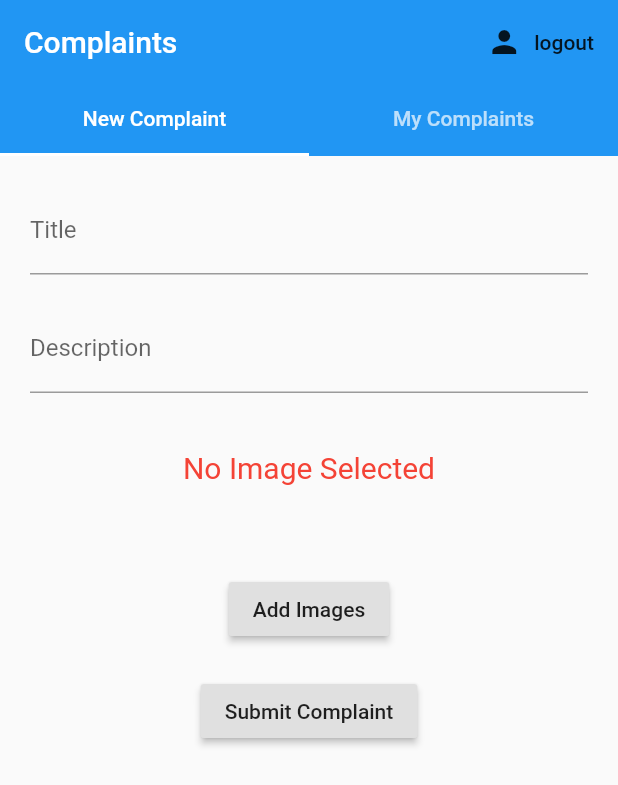
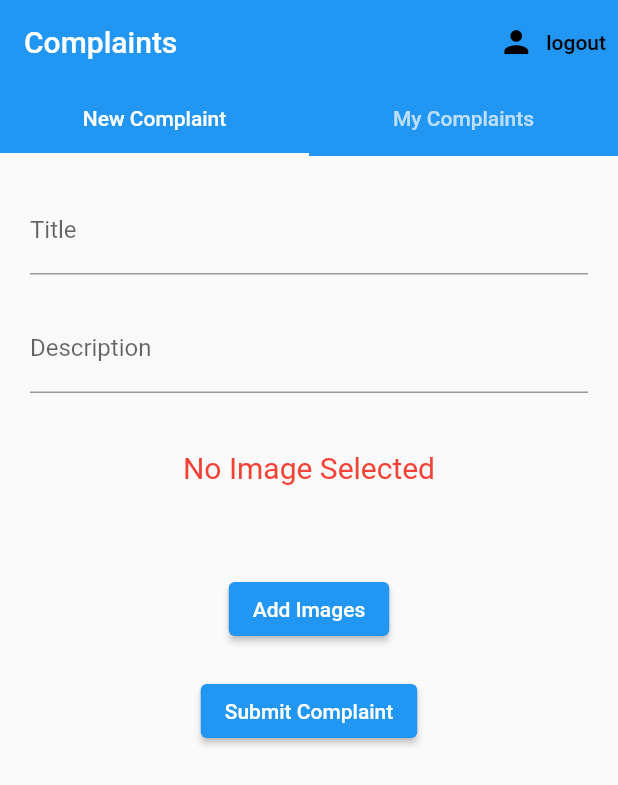
Before and after one commit to kalashjain001/cfi_complaints_app, a Flutter app: the screen it shows once a user with an empty profile is signed in, after a tap on "Add Images", on a phone screen of 412 x 824 dp. Shown: the top 785 px of the screen. Run offline on Flutter 3.47's test engine with Material 2 defaults, Android fonts, the phone set to English and light mode, and no system bars; our stand-ins replace cloud_firestore, firebase_auth, firebase_storage, flutter_spinkit, fluttertoast; missing offline and left inert: multi_image_picker; accounts and stored records are empty.

Commit message:
Updated Outdated Code

```diff
--- a/lib/main.dart
+++ b/lib/main.dart
@@ -1,4 +1,3 @@
-import 'package:cfi_complaints_app/screens/home/newComplaint.dart';
 import 'package:cfi_complaints_app/services/auth.dart';
 import 'package:flutter/material.dart';
 import 'package:provider/provider.dart';
@@ -22,13 +21,3 @@ class MyApp extends StatelessWidget {
     );
   }
 }
-/*
-class MyApp extends StatelessWidget{
-  @override
-  Widget build(BuildContext context) {
-    return MaterialApp(
-      debugShowCheckedModeBanner: false,
-      home: CompForm(),
-    );
-  }
-}*/
--- a/lib/screens/authenticate/register.dart
+++ b/lib/screens/authenticate/register.dart
@@ -35,9 +35,14 @@ class _RegisterState extends State<Register> {
         elevation: 0.0,
         title: Text('Sign Up'),
         actions: <Widget>[
-          FlatButton.icon(
-            icon: Icon(Icons.person),
-            label: Text('Sign In'),
+          TextButton.icon(
+            icon: Icon(Icons.person, color: Colors.black,),
+            label: Text(
+              'Sign In',
+              style: TextStyle(
+                color: Colors.black
+              ),
+            ),
             onPressed: (){
               widget.toggleView();
             },
@@ -76,8 +81,10 @@ class _RegisterState extends State<Register> {
                   obscureText: true,
                 ),
                 SizedBox(height: 20.0),
-                RaisedButton(
-                  color: Colors.pink[400],
+                ElevatedButton(
+                  style: ButtonStyle(
+                    backgroundColor: MaterialStateProperty.all<Color>(Colors.pink[400]),
+                  ),
                   child: Text(
                     'Register',
                     style: TextStyle(color: Colors.white),
--- a/lib/screens/authenticate/sign_in.dart
+++ b/lib/screens/authenticate/sign_in.dart
@@ -33,9 +33,14 @@ class _SignInState extends State<SignIn> {
         elevation: 0.0,
         title: Text('Sign In'),
         actions: <Widget>[
-          FlatButton.icon(
-            icon: Icon(Icons.person),
-            label: Text('Register'),
+          TextButton.icon(
+            icon: Icon(Icons.person, color: Colors.black,),
+            label: Text(
+              'Register',
+              style: TextStyle(
+                color: Colors.black
+              ),
+            ),
             onPressed: (){
               widget.toggleView();
             },
@@ -71,11 +76,13 @@ class _SignInState extends State<SignIn> {
                     });
                   },
                   obscureText: true,
-                  validator: (val) => val.length < 6 ? 'Enter a password 8+ chars long' : null,
+                  validator: (val) => val.length < 8 ? 'Enter a password 8+ chars long' : null,
                 ),
                 SizedBox(height: 20.0),
-                RaisedButton(
-                  color: Colors.pink[400],
+                ElevatedButton(
+                  style: ButtonStyle(
+                    backgroundColor: MaterialStateProperty.all<Color>(Colors.pink[400]),
+                  ),
                   child: Text(
                     'Sign In',
                     style: TextStyle(color: Colors.white),
--- a/lib/screens/home/home.dart
+++ b/lib/screens/home/home.dart
@@ -33,12 +33,15 @@ class Home extends StatelessWidget {
             ),
             elevation: 0.0,
             actions: <Widget>[
-              FlatButton.icon(
+              TextButton.icon(
                   onPressed: () async {
                     await _auth.signOut();
                   },
-                  icon: Icon(Icons.person),
-                  label: Text('logout'))
+                  icon: Icon(Icons.person, color: Colors.black,),
+                  label: Text(
+                    'logout',
+                    style: TextStyle(color: Colors.black),
+                  ))
             ],
           ),
           body: TabBarView(
--- a/lib/screens/home/myComplaintsList.dart
+++ b/lib/screens/home/myComplaintsList.dart
@@ -53,14 +53,14 @@ class _ComplaintsListState extends State<ComplaintsList> {
                               return AlertDialog(
                                 title: Text('Delete Complaint?'),
                                 actions: <Widget>[
-                                  FlatButton(
+                                  TextButton(
                                     child: Text('Yes'),
                                     onPressed: () async {
                                       Navigator.pop(context);
                                       await db.deleteComplaint(complaint);
                                     },
                                   ),
-                                  FlatButton(
+                                  TextButton(
                                     child: Text('Cancel'),
                                     onPressed: () {
                                       Navigator.pop(context);
--- a/lib/screens/home/newComplaint.dart
+++ b/lib/screens/home/newComplaint.dart
@@ -15,13 +15,13 @@ class NewComplaint extends StatefulWidget {
 }
 
 class _NewComplaintState extends State<NewComplaint> {
-  List<Asset> images = List<Asset>();
+  List<Asset> images = [];
   String _error = 'No Image Added yet';
   final compTitle = TextEditingController();
   final compDescription = TextEditingController();
   int i;
   int complaintCount;
-  List<String> downloadUrl = List<String>();
+  List<String> downloadUrl = [];
   bool loading = false;
   String process = 'Submitting Complaint...';
 
@@ -75,7 +75,7 @@ class _NewComplaintState extends State<NewComplaint> {
           height: 20,
         ),
         Center(
-          child: RaisedButton(
+          child: ElevatedButton(
             child: Text('Add Images'),
             onPressed: loadAssets,
           ),
@@ -84,7 +84,7 @@ class _NewComplaintState extends State<NewComplaint> {
           height: 20,
         ),
         Center(
-          child: RaisedButton(
+          child: ElevatedButton(
             child: Text('Submit Complaint'),
             onPressed: () => submitComp(db, user.uid),
           ),
@@ -114,7 +114,7 @@ class _NewComplaintState extends State<NewComplaint> {
   }
 
   Future<void> loadAssets() async {
-    List<Asset> resultList = List<Asset>();
+    List<Asset> resultList = [];
     String error = 'No Image Selected';
 
     try {
--- a/lib/screens/wrapper.dart
+++ b/lib/screens/wrapper.dart
@@ -12,7 +12,6 @@ class Wrapper extends StatelessWidget {
     final user = Provider.of<User>(context);
     print(user);
 
-    // return either home or authenticate widget
     if(user == null){
       return Authenticate();
     }
```
